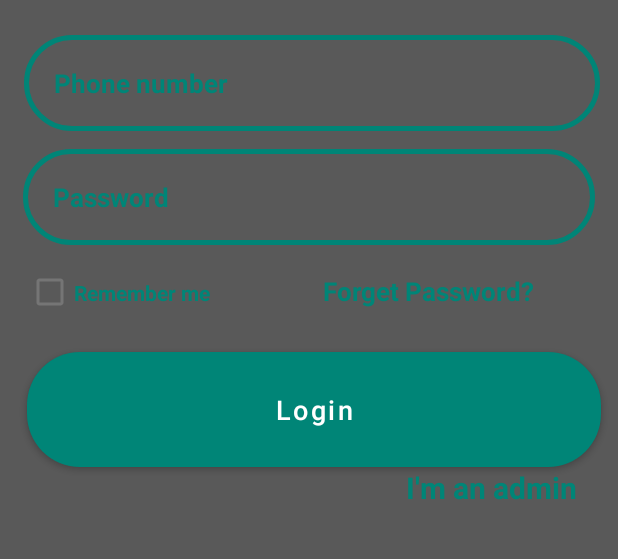
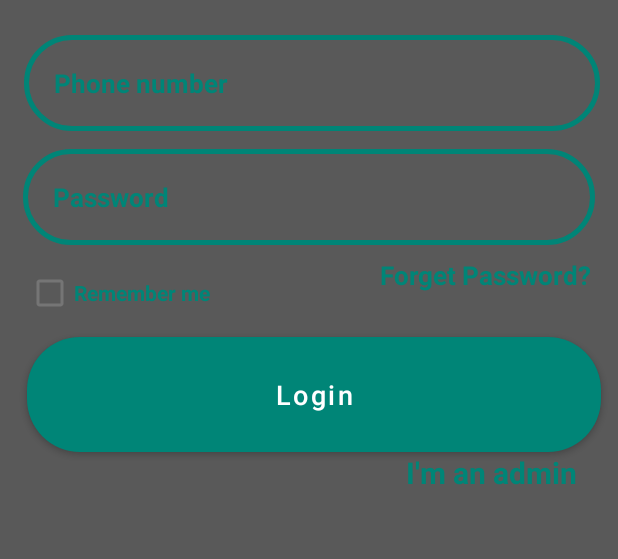
Before and after one commit to nikitafedorov008/RentPlace, an Android app: the LoginActivity screen opened directly, with no data from a screen before it, on a phone screen of 412 x 824 dp, the part 282-841 px from its top. Run offline under Robolectric (Android 15) with nearby library versions, the phone set to English and light mode, and no system bars; our stand-ins replace Firebase (no records; nobody signed in at launch, a user with empty details on screens opened directly); libraries missing offline, so code that uses them is left out: com.rey.material, es.dmoral.toasty, io.paperdb; plain views replace CheckBox; 2 statements that could not run were skipped.

Commit message:
LoginActivity bug

```diff
--- a/app/src/main/res/layout/activity_login.xml
+++ b/app/src/main/res/layout/activity_login.xml
@@ -60,32 +60,18 @@
         android:textSize="17dp"
         android:textStyle="bold" />
 
-    <LinearLayout
-        android:id="@+id/linear_layout_1"
-        android:layout_width="match_parent"
-        android:layout_height="56dp"
-        android:layout_below="@+id/login_password_input"
-        android:layout_alignParentStart="true"
-        android:layout_alignParentEnd="true"
-        android:layout_alignParentRight="true"
-        android:layout_marginStart="0dp"
-        android:layout_marginTop="10dp"
-        android:layout_marginEnd="0dp"
-        android:layout_marginRight="0dp"
-        android:gravity=""
-        android:orientation="horizontal">
 
     <com.rey.material.widget.CheckBox
         android:id="@+id/remember_me_chkb"
         style="@style/Material.Drawable.CheckBox"
-            android:layout_width="198dp"
-            android:layout_height="43dp"
+        android:layout_width="wrap_content"
+        android:layout_height="wrap_content"
+        android:layout_below="@+id/login_password_input"
         android:layout_alignParentStart="true"
         android:layout_alignParentLeft="true"
-            android:layout_alignParentBottom="true"
         android:layout_marginStart="17dp"
         android:layout_marginLeft="17dp"
-            android:layout_marginBottom="176dp"
+        android:layout_marginTop="8dp"
         android:gravity="center_vertical"
         android:text="Remember me"
         android:textColor="@color/colorPrimary"
@@ -94,21 +80,18 @@
 
     <TextView
         android:id="@+id/forget_password_link"
-            android:layout_width="173dp"
-            android:layout_height="39dp"
+        android:layout_width="wrap_content"
+        android:layout_height="wrap_content"
+        android:layout_below="@+id/login_password_input"
         android:layout_alignParentEnd="true"
         android:layout_alignParentRight="true"
-            android:layout_alignParentBottom="true"
-            android:layout_marginLeft="0dp"
-            android:layout_marginEnd="29dp"
-            android:layout_marginRight="29dp"
-            android:layout_marginBottom="179dp"
+        android:layout_marginTop="8dp"
+        android:layout_marginEnd="17dp"
+        android:layout_marginRight="17dp"
         android:text="Forget Password?"
         android:textColor="@color/colorPrimary"
         android:textSize="17dp"
         android:textStyle="bold" />
-
-    </LinearLayout>
 
 
     <android.support.design.button.MaterialButton
@@ -117,7 +100,7 @@
         android:id="@+id/login_btn"
         android:layout_width="wrap_content"
         android:layout_height="wrap_content"
-        android:layout_below="@+id/linear_layout_1"
+        android:layout_below="@+id/remember_me_chkb"
         android:layout_alignParentStart="true"
         android:layout_alignParentEnd="true"
         android:layout_alignParentRight="true"
@@ -155,13 +138,13 @@
         android:layout_height="wrap_content"
         android:layout_below="@+id/login_btn"
         android:layout_alignParentStart="true"
-        android:layout_marginStart="5dp"
-        android:layout_marginLeft="30dp"
+        android:layout_marginStart="17dp"
+        android:layout_marginLeft="17dp"
         android:layout_marginRight="0dp"
         android:layout_marginTop="1dp"
         android:layout_marginEnd="23dp"
         android:text="I'm not an admin?"
-        android:textColor="@color/colorPrimaryDark"
+        android:textColor="@color/colorPrimary"
         android:textSize="20dp"
         android:textStyle="bold"
         android:visibility="invisible" />
```
Lines whose indentation alone changed are shown as unchanged.
